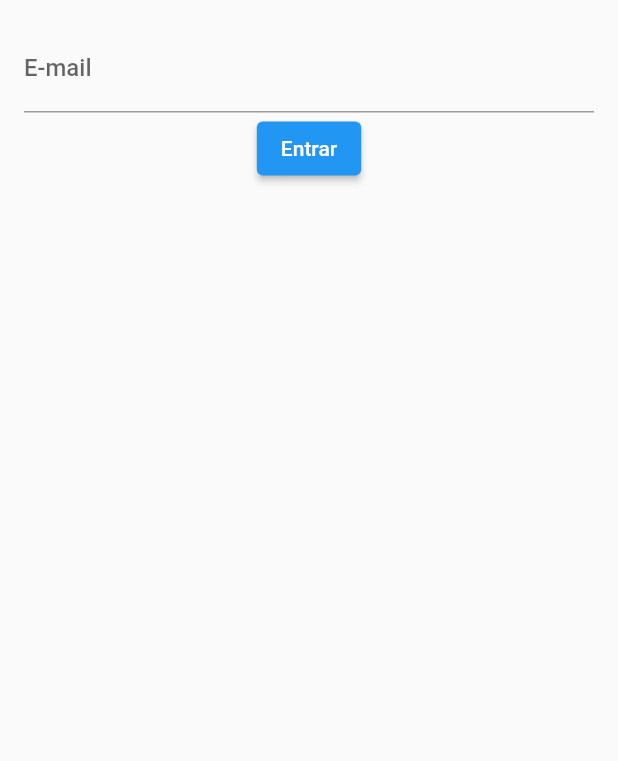
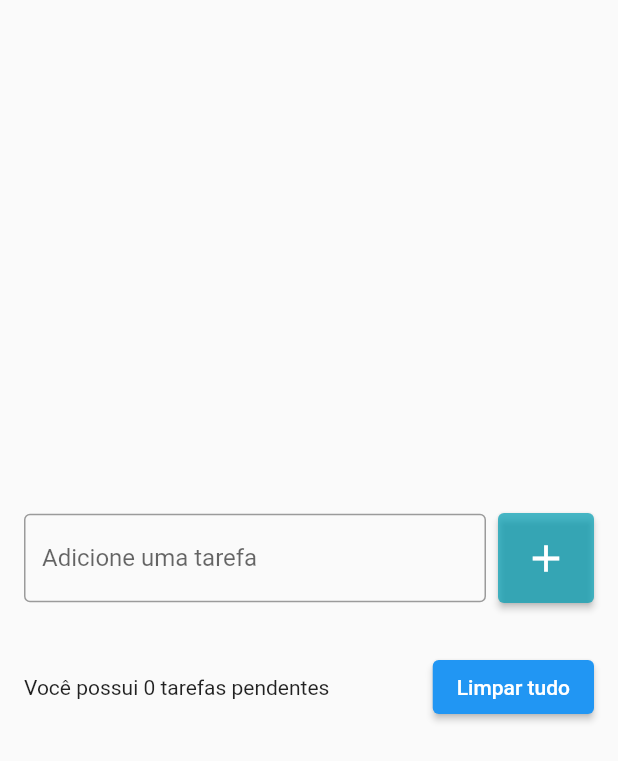
Before and after one commit to leonardomeneghin/ListaDeTarefas, a Flutter app: the screen it shows after launch, on a phone screen of 412 x 824 dp. Shown: the top 761 px of the screen. Run offline on Flutter 3.47's test engine with Material 2 defaults, Android fonts, the phone set to English and light mode, and no system bars.

Commit message:
Incluindo ListView, listItem para ListView. Add decorations e formatando tela.

```diff
--- a/listadetarefas/lib/pages/todo_list_page.dart
+++ b/listadetarefas/lib/pages/todo_list_page.dart
@@ -1,50 +1,106 @@
 //******************/
 //Home do aplicativo
 //******************/
+import 'dart:async';
+
 import 'package:flutter/material.dart';
 import 'package:flutter/services.dart';
 
-class TodoListPage extends StatelessWidget {
+import '../widgets/todo_list_item.dart';
+
+class TodoListPage extends StatefulWidget {
   TodoListPage({super.key});
+
+  @override
+  State<TodoListPage> createState() => _TodoListPageState();
+}
+
+class _TodoListPageState extends State<TodoListPage> {
   //1ª Forma para recuperar as informações que o usuário digitou no campo
-  //Precisa vincular a controller no parâmetro controller: do widget que queremos o txt.
+  List<String> tasks = [];
 
-  final TextEditingController emailController = TextEditingController();
+  final TextEditingController btnTodoController = TextEditingController();
+
   @override
   Widget build(BuildContext context) {
     //Scaffold não pode deixar de existir.
     return Scaffold(
-      //Adicionando Center para centralizar (dãa)
       body: Center(
-        //Adicionando padding para criar afastamento nas bordas
         child: Padding(
           padding: const EdgeInsets.all(16),
           child: Column(
+            //COLUMN
+            mainAxisSize: MainAxisSize.min,
             children: [
-              TextField(
-                controller: emailController, //Vinculo com o controller
-                decoration: InputDecoration(
-                  labelText: 'E-mail',
-                ),
-                keyboardType: TextInputType.emailAddress,
-                style: TextStyle(
-                  fontWeight: FontWeight.w500,
-                  color: Colors.purple,
+              Row(
+                children: [
+                  Expanded(
+                    child: TextField(
+                      decoration: InputDecoration(
+                        border: OutlineInputBorder(),
+                        labelText: 'Adicione uma tarefa',
+                        hintText: 'Ex. Estudar Flutter',
+                      ),
+                      controller: btnTodoController,
+                    ),
+                  ),
+                  SizedBox(
+                    width: 8,
+                  ),
+                  ElevatedButton(
+                    onPressed: () {
+                      String text = btnTodoController.text;
+                      setState(() {
+                        tasks.add(text);
+                      });
+                    },
+                    style: ElevatedButton.styleFrom(
+                      backgroundColor: Color.fromARGB(181, 0, 158, 179),
+                      padding: EdgeInsets.all(15),
+                    ),
+                    child: Icon(
+                      Icons.add,
+                      size: 30,
+                    ),
+                  ),
+                ],
+              ),
+              SizedBox(
+                //Separação vertical
+                height: 16,
+              ),
+              Flexible(
+                //Permite scroll entre os itens
+                child: ListView(
+                  shrinkWrap:
+                      true, //Faz com que a lista tenha o tamanho exato dos componentes internos
+                  children: [
+                    for (String task in tasks) TodoListItem(),
+                  ],
                 ),
               ),
-              ElevatedButton(
-                onPressed: login,
-                child: Text('Entrar'),
-              )
+              SizedBox(
+                //Separação vertical
+                height: 16,
+              ),
+              Row(
+                children: [
+                  Expanded(
+                    child: Text('Você possui 0 tarefas pendentes'),
+                  ),
+                  SizedBox(
+                    width: 8,
+                  ),
+                  ElevatedButton(
+                    onPressed: () {},
+                    child: Text('Limpar tudo'),
+                  )
+                ],
+              ),
             ],
           ),
         ),
       ),
     );
   }
-
-  void login() {
-    String text = emailController.text;
-    print(text);
-  }
 }
```
Also changed, not shown: listadetarefas/lib/widgets/todo_list_item.dart (added, +36 -0 lines).
